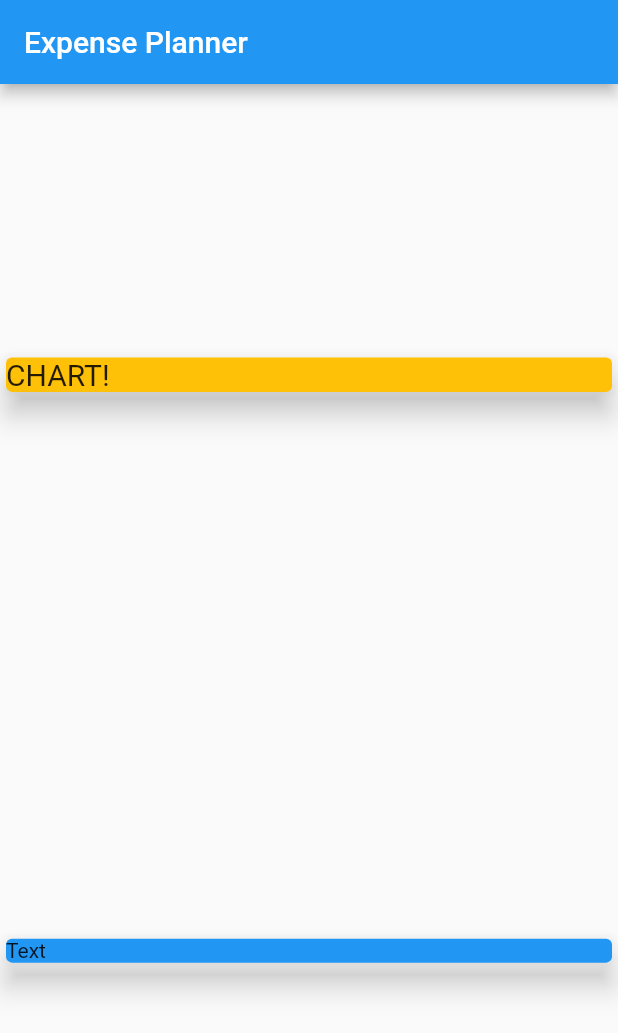
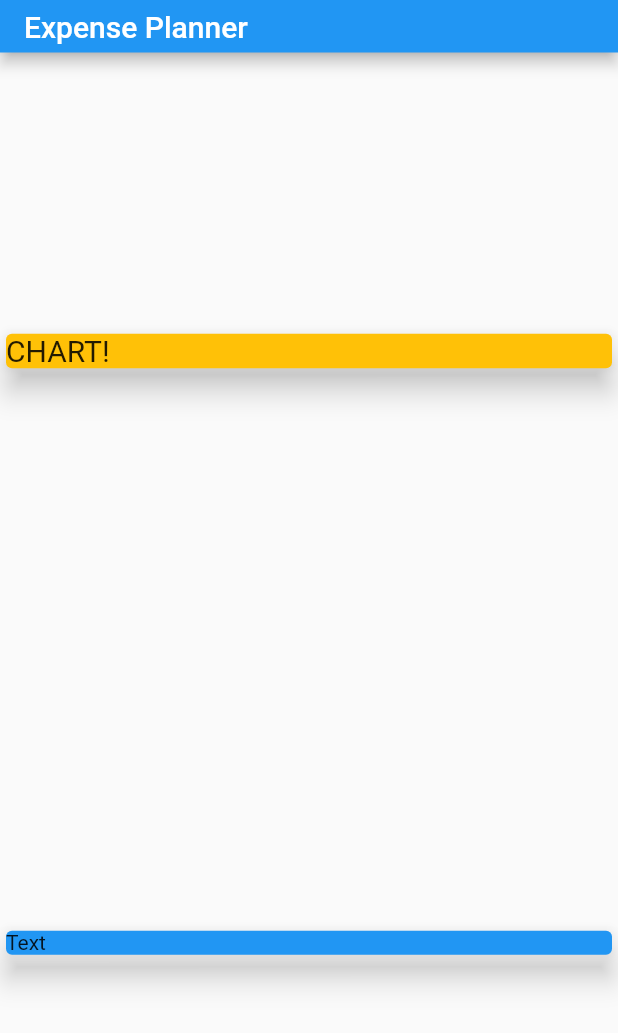
Before and after one commit to aspesivtsev/expense_planner, a Flutter app: the screen it shows after launch, on a phone screen of 412 x 824 dp. Shown: the top 1033 px of the screen. Run offline on Flutter 3.47's test engine with Material 2 defaults, Android fonts, the phone set to English and light mode, and no system bars.

Commit message:
added trnsaction functionality start

```diff
--- a/lib/main.dart
+++ b/lib/main.dart
@@ -1,4 +1,5 @@
 import 'package:flutter/material.dart';
+import './transaction.dart';
 
 void main() {
   runApp(MyApp());
@@ -21,11 +22,18 @@ class MyApp extends StatelessWidget {
 class MyHomePage extends StatelessWidget {
   MyHomePage({Key key, this.title}) : super(key: key);
   final String title;
+  final List<Transaction> transactions = [
+    Transaction(
+        id: 't1', title: 'New shoes', amount: 69.99, date: DateTime.now()),
+    Transaction(
+        id: 't2', title: 'New shirt', amount: 37.00, date: DateTime.now()),
+  ];
 
   @override
   Widget build(BuildContext context) {
     return Scaffold(
       appBar: AppBar(
+        toolbarHeight: 35,
         title: Text("Expense Planner"),
       ),
       body: Column(
--- /dev/null
+++ b/lib/transaction.dart
@@ -0,0 +1,14 @@
+import 'package:flutter/foundation.dart';
+
+class Transaction {
+  String id;
+  String title;
+  double amount;
+  DateTime date;
+
+  Transaction(
+      {@required this.id,
+      @required this.title,
+      @required this.amount,
+      @required this.date});
+}
```
